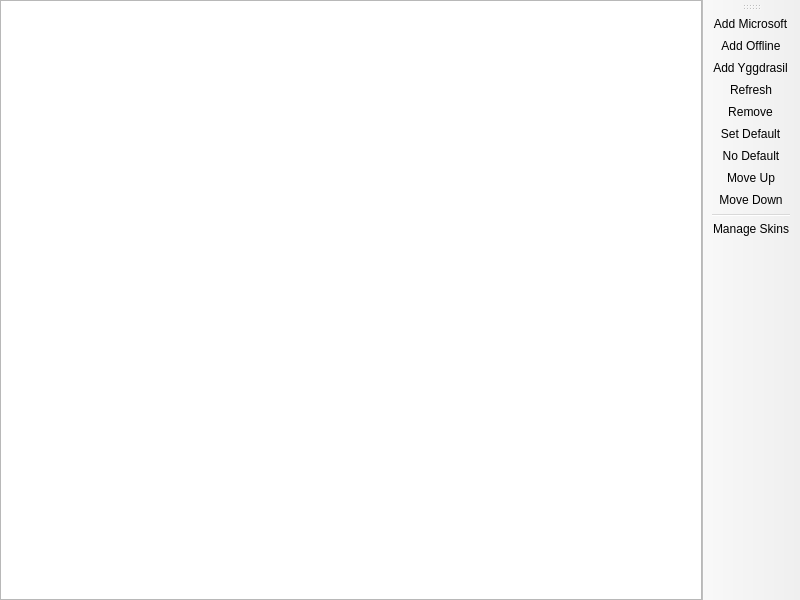
First picture: the form in launcher/ui/pages/global/AccountListPage.ui, repository Andy-177/KoolMC, before the edit.
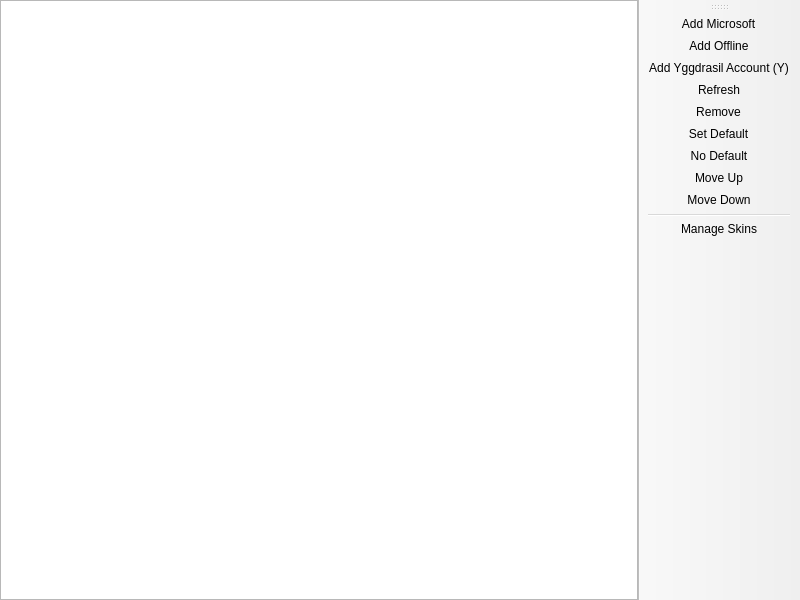
Second picture: the form after the edit. Custom widgets are drawn as their Qt base class.

Commit message:
将添加 Yggdrasil 按钮改为添加 Yggdrasil 账户(Y)
Change Add Yggdrasil button to Add Yggdrasil Account (Y)

Patch:
```diff
--- a/launcher/ui/pages/global/AccountListPage.ui
+++ b/launcher/ui/pages/global/AccountListPage.ui
@@ -97,7 +97,7 @@
   </action>
   <action name="actionAddYggdrasil">
    <property name="text">
-    <string>Add &amp;Yggdrasil</string>
+    <string>Add Yggdrasil Account (&amp;Y)</string>
    </property>
   </action>
   <action name="actionRefresh">
```
The commit also changes 2 other files.
